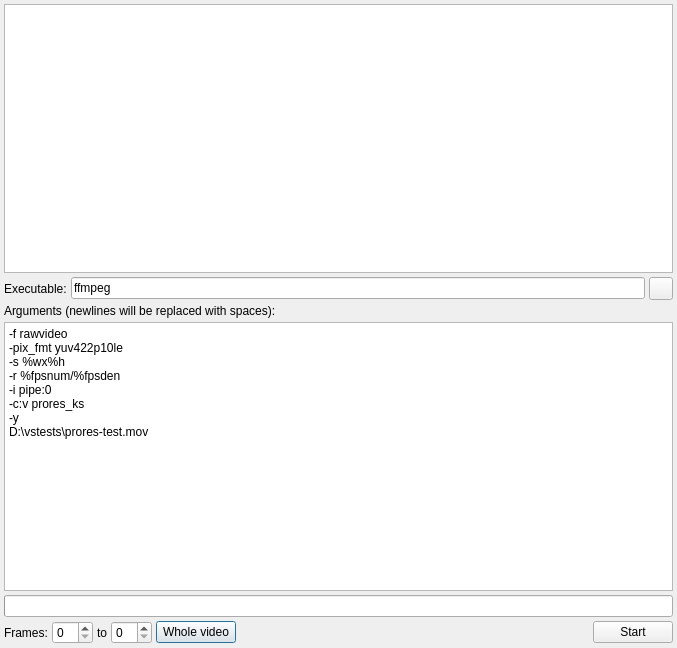
This is src/frame_consumers/cli_encode_dialog.ui in YomikoR/VapourSynth-Editor as Qt 5 draws it before an edit. The edited form follows.
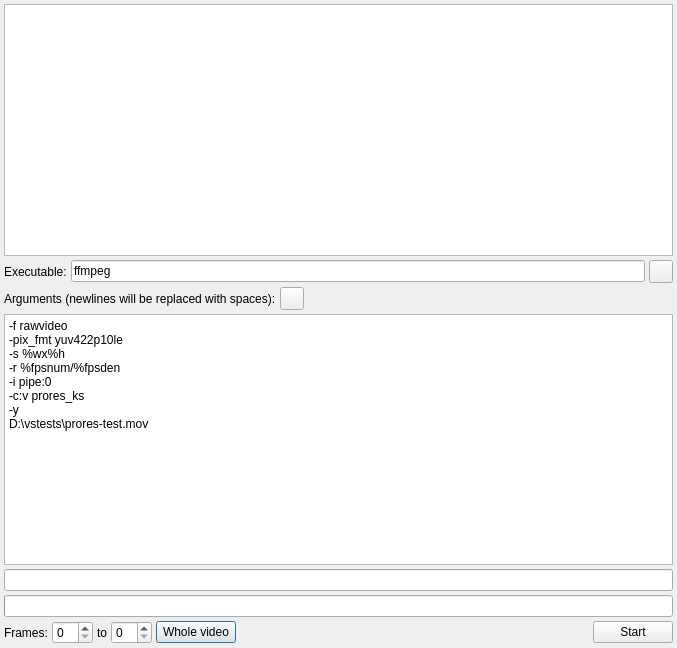
This is the edited form.

What changed in the file:
```diff
--- a/src/frame_consumers/cli_encode_dialog.ui
+++ b/src/frame_consumers/cli_encode_dialog.ui
@@ -68,6 +68,8 @@
     </layout>
    </item>
    <item>
+    <layout class="QHBoxLayout" name="horizontalLayout_3">
+     <item>
     <widget class="QLabel" name="label_2">
      <property name="text">
       <string>Arguments (newlines will be replaced with spaces):</string>
@@ -75,6 +77,28 @@
     </widget>
    </item>
    <item>
+      <widget class="QToolButton" name="argumentsHelpButton">
+       <property name="text">
+        <string/>
+       </property>
+      </widget>
+     </item>
+     <item>
+      <spacer name="horizontalSpacer_2">
+       <property name="orientation">
+        <enum>Qt::Horizontal</enum>
+       </property>
+       <property name="sizeHint" stdset="0">
+        <size>
+         <width>40</width>
+         <height>20</height>
+        </size>
+       </property>
+      </spacer>
+     </item>
+    </layout>
+   </item>
+   <item>
     <widget class="QPlainTextEdit" name="argumentsTextEdit">
      <property name="plainText">
       <string>-f rawvideo
@@ -88,6 +112,13 @@
      </property>
     </widget>
    </item>
+   <item>
+    <widget class="QLineEdit" name="metricsEdit">
+     <property name="readOnly">
+      <bool>true</bool>
+     </property>
+    </widget>
+   </item>
    <item>
     <widget class="QProgressBar" name="processingProgressBar">
      <property name="alignment">
```
Left out of the diff: 2 changed lines with no effect on the pictures. Lines whose indentation alone changed are shown as unchanged.
